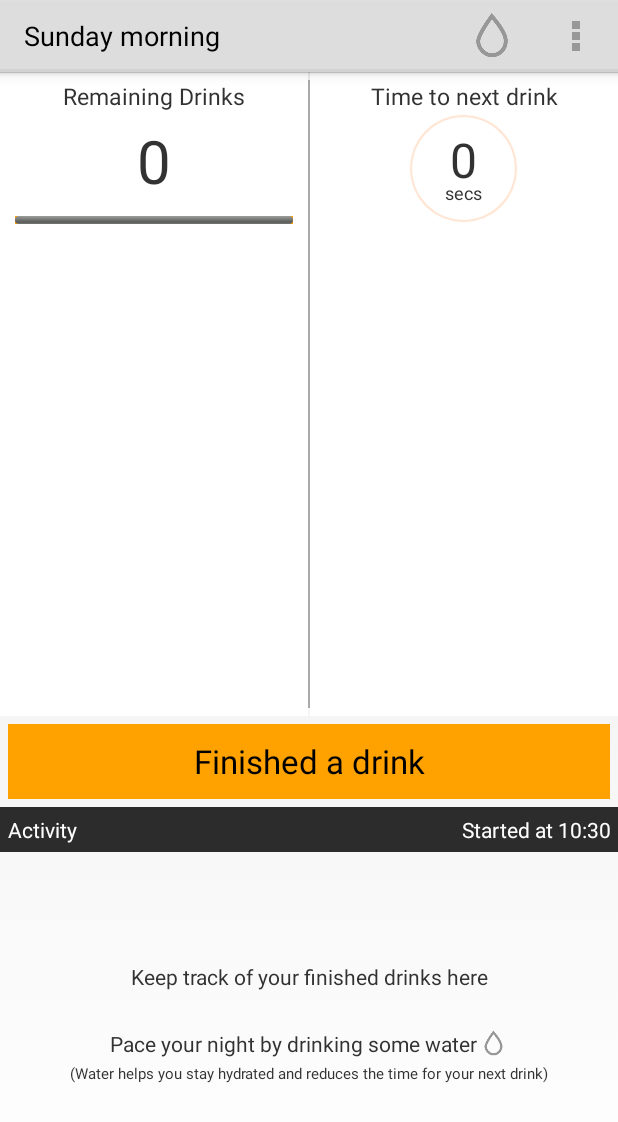
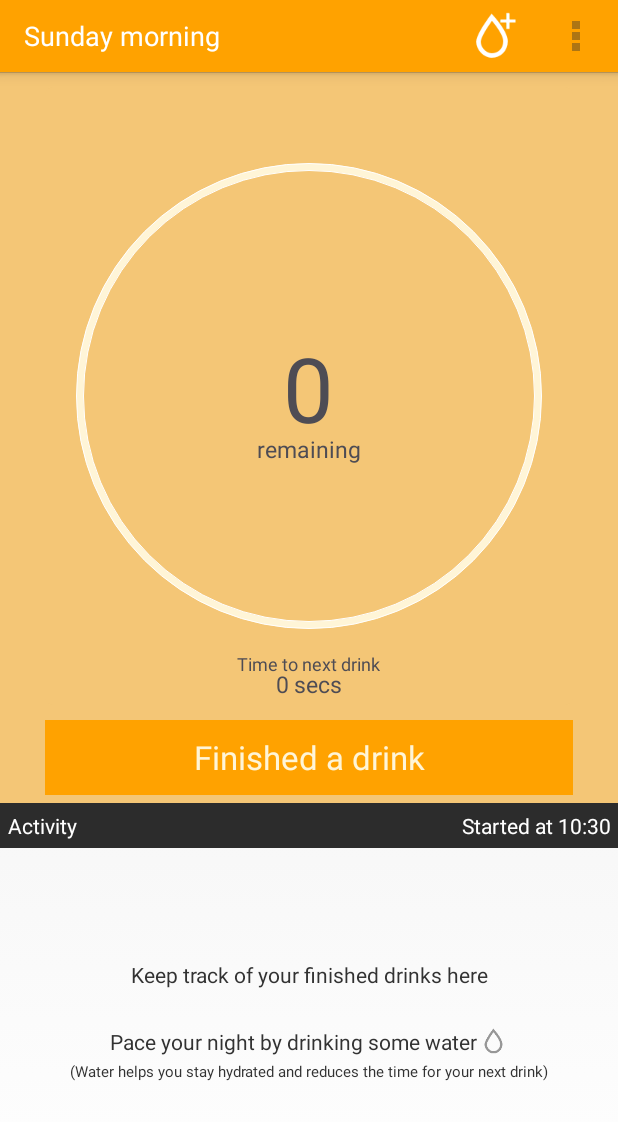
Before and after one commit to lifeofmle/Sophro, an Android app: the SessionActivity screen opened directly, with no data from a screen before it, on a phone screen of 412 x 824 dp. Shown: the top 1122 px of the screen. Run offline under Robolectric (Android 15) with nearby library versions, the phone set to English and light mode, and no system bars.

Commit message:
Latest changes

```diff
--- a/SophroApp/build.gradle
+++ b/SophroApp/build.gradle
@@ -19,6 +19,7 @@ android {
 }
 
 dependencies {
+
     compile fileTree(dir: 'libs', include: ['*.jar'])
 
     compile 'com.google.code.gson:gson:2.2.+'
--- a/SophroApp/src/main/AndroidManifest.xml
+++ b/SophroApp/src/main/AndroidManifest.xml
@@ -40,7 +40,7 @@
         </activity>
         <activity
             android:name="com.lifeofmle.drinksy.app.activities.SessionActivity"
-            android:theme="@android:style/Theme.Holo.Light"
+            android:theme="@style/TransparentTheme"
             android:screenOrientation="portrait">
         </activity>
         <activity
--- a/SophroApp/src/main/java/com/lifeofmle/drinksy/app/activities/SessionActivity.java
+++ b/SophroApp/src/main/java/com/lifeofmle/drinksy/app/activities/SessionActivity.java
@@ -170,15 +170,15 @@ public class SessionActivity extends Activity {
         ProgressBar progressBarLimit = (ProgressBar) findViewById(R.id.progressBar_limit);
         progressBarLimit.setMax(session.getMaximumCount());
 
-        LinearLayout remaining_layout = (LinearLayout) findViewById(R.id.panel_remainingArea);
+        LinearLayout panel_overlimit = (LinearLayout) findViewById(R.id.panel_overlimit);
 
         int remainingCount = session.getRemainingCount();
         if (remainingCount >= 0){
             progressBarLimit.setProgress(session.getRemainingCount());
-            remaining_layout.setBackgroundColor(getResources().getColor(R.color.DefaultBackgroundColor));
+            panel_overlimit.setVisibility(View.GONE);
         }else{
             progressBarLimit.setProgress(0);
-            remaining_layout.setBackgroundColor(getResources().getColor(R.color.OverlimitBackgroundColor));
+            panel_overlimit.setVisibility(View.VISIBLE);
         }
 
         updateSessionStatus();
--- /dev/null
+++ b/SophroApp/src/main/java/com/lifeofmle/drinksy/app/components/VerticalProgressBar.java
@@ -0,0 +1,47 @@
+package com.lifeofmle.drinksy.app.components;
+
+import android.content.Context;
+import android.graphics.Canvas;
+import android.util.AttributeSet;
+import android.widget.ProgressBar;
+
+/**
+ * 垂直{@link ProgressBar}<br/>
+ * Android-VerticalProgressBar<br/>
+ *
+ * @author <a href="http://weibo.com/halzhang">Hal</a>
+ * @version Nov 27, 2012 7:30:27 PM
+ */
+public class VerticalProgressBar extends ProgressBar {
+
+    public VerticalProgressBar(Context context, AttributeSet attrs, int defStyle) {
+        super(context, attrs, defStyle);
+    }
+
+    public VerticalProgressBar(Context context, AttributeSet attrs) {
+        super(context, attrs);
+    }
+
+    public VerticalProgressBar(Context context) {
+        super(context);
+    }
+
+    @Override
+    protected void onSizeChanged(int w, int h, int oldw, int oldh) {
+        super.onSizeChanged(h, w, oldh, oldw);
+    }
+
+    @Override
+    protected synchronized void onMeasure(int widthMeasureSpec, int heightMeasureSpec) {
+        super.onMeasure(widthMeasureSpec, heightMeasureSpec);
+//		setMeasuredDimension(getMeasuredHeight(), getMeasuredWidth());
+    }
+
+    @Override
+    protected synchronized void onDraw(Canvas canvas) {
+        canvas.rotate(-90);
+        canvas.translate(-getHeight(), 0);
+        super.onDraw(canvas);
+    }
+
+}
--- /dev/null
+++ b/SophroApp/src/main/res/drawable/vertical_progress.xml
@@ -0,0 +1,21 @@
+<?xml version="1.0" encoding="utf-8"?>
+
+<layer-list xmlns:android="http://schemas.android.com/apk/res/android">
+    <item android:id="@android:id/background">
+        <shape>
+            <corners android:radius="5dp" />
+            <solid android:color="#ffF4C676" />
+        </shape>
+    </item>
+    <item
+        android:id="@android:id/progress">
+        <clip>
+            <shape>
+                <corners
+                    android:radius="5dp" />
+
+                <solid android:color="@color/ProgressColor" />
+            </shape>
+        </clip>
+    </item>
+</layer-list>
--- a/SophroApp/src/main/res/layout/activity_session.xml
+++ b/SophroApp/src/main/res/layout/activity_session.xml
@@ -12,10 +12,11 @@
         android:orientation="vertical">
 
         <LinearLayout
+            android:id="@+id/panel_overlimit"
             android:layout_width="fill_parent"
             android:layout_height="wrap_content"
             android:background="@color/OverlimitBackgroundColor"
-            android:visibility="gone">
+            android:visibility="visible">
             <LinearLayout
                 android:layout_width="wrap_content"
                 android:layout_height="wrap_content"
@@ -42,130 +43,120 @@
             android:layout_width="fill_parent"
             android:layout_height="fill_parent"
             android:layout_weight="1"
-            android:orientation="horizontal">
-            <LinearLayout
-                android:id="@+id/panel_remainingArea"
+            android:orientation="horizontal"
+            android:background="@color/ProgressColor">
+
+            <RelativeLayout
                 android:layout_weight="1"
                 android:layout_width="fill_parent"
                 android:layout_height="fill_parent"
-                android:orientation="vertical">
-                <TextView
-                    android:layout_width="wrap_content"
-                    android:layout_height="wrap_content"
-                    android:layout_gravity="center"
-                    android:textSize="15dp"
-                    android:layout_margin="5dp"
-                    android:text="@string/label_remainingDrinks"/>
+                android:background="#ffF4C676">
+                <com.lifeofmle.drinksy.app.components.VerticalProgressBar
+                    android:id="@+id/progressBar_limit"
+                    android:layout_width="fill_parent"
+                    android:layout_height="fill_parent"
+                    style="@android:style/Widget.ProgressBar.Horizontal"
+                    android:layout_marginTop="10dp"
+                    android:layout_marginLeft="30dp"
+                    android:layout_marginRight="30dp"
+                    android:layout_marginBottom="10dp"
+                    android:progressDrawable="@drawable/vertical_progress"/>
+                <com.lifeofmle.drinksy.app.components.ProgressWheel
+                    android:id="@+id/progressWheel_timer"
+                    android:layout_width="fill_parent"
+                    android:layout_height="fill_parent"
+                    android:layout_centerInParent="true"
+                    android:layout_marginBottom="100dp"
+                    app:contourColor="#ffffff"
+                    app:rimColor="@color/ProgressForegroundColor"
+                    app:barLength="60dp"
+                    app:barColor="@color/ProgressForegroundColor"
+                    app:barWidth="10dp"
+                    app:rimWidth="5dp"/>
 
+                <LinearLayout
+                    android:layout_width="fill_parent"
+                    android:layout_height="fill_parent"
+                    android:orientation="vertical"
+                    android:gravity="center_vertical">
                     <TextView
                         android:id="@+id/label_remainingCount"
                         android:layout_width="wrap_content"
                         android:layout_height="wrap_content"
                         android:layout_gravity="center"
-                    android:layout_marginTop="0dp"
+                        android:textColor="#ff4e4c54"
                         android:text="0"
-                    android:textSize="40dp" />
-                <ProgressBar
-                    android:id="@+id/progressBar_limit"
-                    android:layout_width="fill_parent"
-                    android:layout_height="5dp"
-                    style="@android:style/Widget.ProgressBar.Horizontal"
-                    android:layout_marginTop="10dp"
-                    android:layout_marginBottom="60dp"
-                    android:layout_marginLeft="10dp"
-                    android:layout_marginRight="10dp"
-                    android:background="@color/ProgressColor" />
+                        android:textSize="60dp" />
+                    <TextView
+                        android:layout_width="wrap_content"
+                        android:layout_height="wrap_content"
+                        android:layout_gravity="center"
+                        android:layout_marginTop="-10dp"
+                        android:textColor="#ff4e4c54"
+                        android:textSize="15dp"
+                        android:text="@string/label_remainingDrinks"/>
                 </LinearLayout>
 
-            <View
-                android:layout_height="fill_parent"
-                android:layout_width="1dp"
-                android:layout_marginTop="5dp"
-                android:layout_marginBottom="5dp"
-                android:background="@android:color/darker_gray" />
-
                 <LinearLayout
-                android:layout_weight="1"
                     android:layout_width="fill_parent"
                     android:layout_height="fill_parent"
                     android:orientation="vertical"
-                android:background="@color/DefaultBackgroundColor">
+                    android:layout_marginBottom="13dp"
+                    android:gravity="center_horizontal|bottom">
                     <TextView
-                    android:layout_width="fill_parent"
+                        android:layout_width="wrap_content"
                         android:layout_height="wrap_content"
-                    android:layout_gravity="center"
-                    android:gravity="center"
-                    android:textSize="15dp"
-                    android:layout_margin="5dp"
+                        android:layout_marginBottom="-5dp"
+                        android:textSize="12dp"
+                        android:textColor="#ff4e4c54"
                         android:text="@string/label_timeDuration"/>
-
-                <RelativeLayout
-                    android:layout_marginTop="-15dp"
-                    android:layout_width="fill_parent"
-                    android:layout_height="95dp">
-
-                    <com.lifeofmle.drinksy.app.components.ProgressWheel
-                        android:id="@+id/progressWheel_timer"
-                        android:layout_width="fill_parent"
-                        android:layout_height="fill_parent"
-                        android:layout_centerInParent="true"
-                        android:layout_marginTop="7dp"
-                        android:layout_marginBottom="2dp"
-                        app:contourColor="#ffffff"
-                        app:rimColor="#33ff7c23"
-                        app:barLength="60dp"
-                        app:barColor="@color/ProgressColor"
-                        app:barWidth="5dp"
-                        app:rimWidth="2dp"/>
-
                     <LinearLayout
                         android:layout_width="wrap_content"
                         android:layout_height="wrap_content"
-                        android:orientation="vertical"
-                        android:layout_marginTop="-10dp"
-                        android:layout_centerInParent="true">
-                        <TextView
-                            android:id="@+id/label_overDuration"
-                            android:layout_width="wrap_content"
-                            android:layout_height="wrap_content"
-                            android:layout_gravity="center"
-                            android:textSize="6dp"
-                            android:layout_marginBottom="-5dp"
-                            android:visibility="gone"
-                            android:text="@string/label_over_nextdrinktime"/>
+                        android:orientation="horizontal">
                         <TextView
                             android:id="@+id/label_remainingTime"
                             android:layout_width="wrap_content"
                             android:layout_height="wrap_content"
-                            android:layout_gravity="center"
-                            android:textSize="32dp"
-                            android:layout_marginTop="2dp"
-                            android:layout_marginBottom="2dp"
+                            android:textSize="15dp"
+                            android:textColor="#ff4e4c54"
                             android:text="50"/>
                         <TextView
                             android:id="@+id/label_remainingTimeUnit"
-                            android:layout_marginTop="-10dp"
                             android:layout_width="wrap_content"
                             android:layout_height="wrap_content"
-                            android:layout_gravity="center"
-                            android:textSize="12dp"
-                            android:layout_marginBottom="5dp"
+                            android:textSize="15dp"
+                            android:layout_marginLeft="3dp"
+                            android:textColor="#ff4e4c54"
                             android:text="mins"/>
+                    </LinearLayout>
                 </LinearLayout>
 
             </RelativeLayout>
+
+
         </LinearLayout>
-        </LinearLayout>
+
+        <LinearLayout
+            android:layout_width="fill_parent"
+            android:layout_height="wrap_content"
+            android:background="#ffF4C676">
 
             <Button
                 android:id="@+id/button_addDrink"
-            android:layout_margin="5dp"
                 android:layout_width="fill_parent"
                 android:layout_height="50dp"
+                android:layout_marginLeft="30dp"
+                android:layout_marginRight="30dp"
+                android:layout_marginBottom="5dp"
                 android:background="@color/ProgressColor"
+                android:textColor="@color/ProgressForegroundColor"
                 android:textSize="22dp"
                 android:text="@string/button_addDrink"
                 android:onClick="onAddDrink"/>
+
+
+        </LinearLayout>
 
         <LinearLayout
             android:layout_width="match_parent"
@@ -191,6 +182,8 @@
                 android:textColor="#ffffff" />
 
         </LinearLayout>
+
+
 
         <LinearLayout
             android:layout_width="fill_parent"
@@ -255,6 +248,5 @@
             </RelativeLayout>
         </LinearLayout>
 
-
     </LinearLayout>
 </RelativeLayout>
--- a/SophroApp/src/main/res/layout/layout_alert_item.xml
+++ b/SophroApp/src/main/res/layout/layout_alert_item.xml
@@ -52,7 +52,7 @@ android:minHeight="40dp">
     android:layout_height="fill_parent"
     android:orientation="vertical"
     android:layout_gravity="center_vertical"
-    android:background="@color/TimeBackgroundColor">
+    android:background="@color/OverlimitBackgroundColor">
     <TextView
         android:id="@+id/label_alertItemTime"
         android:layout_width="wrap_content"
--- a/SophroApp/src/main/res/menu/session.xml
+++ b/SophroApp/src/main/res/menu/session.xml
@@ -3,7 +3,7 @@
     tools:context="com.lifeofmle.drinksy.app.activities.SessionActivity" >
 
     <item android:id="@+id/action_water"
-        android:icon="@drawable/water"
+        android:icon="@drawable/ic_action_water"
         android:title="@string/action_water"
         android:showAsAction="ifRoom" />
 
--- a/SophroApp/src/main/res/values/colours.xml
+++ b/SophroApp/src/main/res/values/colours.xml
@@ -2,7 +2,7 @@
 <resources>
     <color name="DefaultBackgroundColor">#FFFFFFFF</color>
     <color name="Transparent">#00000000</color>
-    <color name="OverlimitBackgroundColor">#8AFF0008</color>
+    <color name="OverlimitBackgroundColor">#ffff7772</color>
     <color name="OkColor">#8a4bb460</color>
     <color name="ProgressColor">#ffffa200</color>
     <color name="ProgressForegroundColor">#fffff5d7</color>
@@ -10,4 +10,5 @@
     <color name="SessionSummaryBackgroundColor">#ffffffff</color>
     <color name="SessionSummaryHeaderBackgroundColor">#ffc6c6c6</color>
     <color name="SessionSummaryTextColor">#ff969696</color>
+    <color name="ProgressBackground">#ffffff</color>
 </resources>
--- a/SophroApp/src/main/res/values/strings.xml
+++ b/SophroApp/src/main/res/values/strings.xml
@@ -15,7 +15,7 @@
     <string name="button_proceedToSession">Proceed to session</string>
     <string name="button_addDrink">Finished a drink</string>
     <string name="label_sessionActivity">Activity</string>
-    <string name="label_remainingDrinks">Remaining Drinks</string>
+    <string name="label_remainingDrinks">remaining</string>
     <string name="label_timeDuration">Time to next drink</string>
     <string name="action_endSession">End session</string>
     <string name="button_resume">Resume drinking session</string>
--- a/SophroApp/src/main/res/values/styles.xml
+++ b/SophroApp/src/main/res/values/styles.xml
@@ -24,4 +24,23 @@
 
     <style name="ButtonBarButton" />
 
+    <style name="MyActionBar"
+        parent="@android:style/Widget.Holo.Light.ActionBar.Solid.Inverse">
+        <item name="android:background">@color/ProgressColor</item>
+    </style>
+
+    <style name="TransparentTheme" parent="@android:style/Theme.Holo.Light">
+        <item name="android:actionBarStyle">@style/ActionBarStyle.Transparent</item>
+    </style>
+
+    <style name="ActionBarStyle.Transparent" parent="@android:Widget.ActionBar">
+        <item name="android:background">@color/ProgressColor</item>
+        <item name="android:titleTextStyle">@style/ActionBarStyle.Transparent.TitleTextStyle</item>
+    </style>
+
+    <style name="ActionBarStyle.Transparent.TitleTextStyle" parent="@android:style/TextAppearance.Holo.Widget.ActionBar.Title">
+        <item name="android:textColor">@android:color/white</item>
+    </style>
+
+
 </resources>
```
Also changed, not shown: SophroApp/src/main/res/drawable-hdpi/ic_action_view_as_list.png (added), SophroApp/src/main/res/drawable-hdpi/ic_action_water.png (added), SophroApp/src/main/res/drawable-mdpi/ic_action_view_as_list.png (added), SophroApp/src/main/res/drawable-mdpi/ic_action_water.png (added), SophroApp/src/main/res/drawable-xhdpi/ic_action_view_as_list.png (added), SophroApp/src/main/res/drawable-xhdpi/ic_action_water.png (added), SophroApp/src/main/res/drawable-xxhdpi/ic_action_view_as_list.png (added), SophroApp/src/main/res/drawable-xxhdpi/ic_action_water.png (added), SophroApp/src/main/res/layout/activity_main.xml (line endings or trailing spaces), 1 other file. Lines whose indentation alone changed are shown as unchanged.
